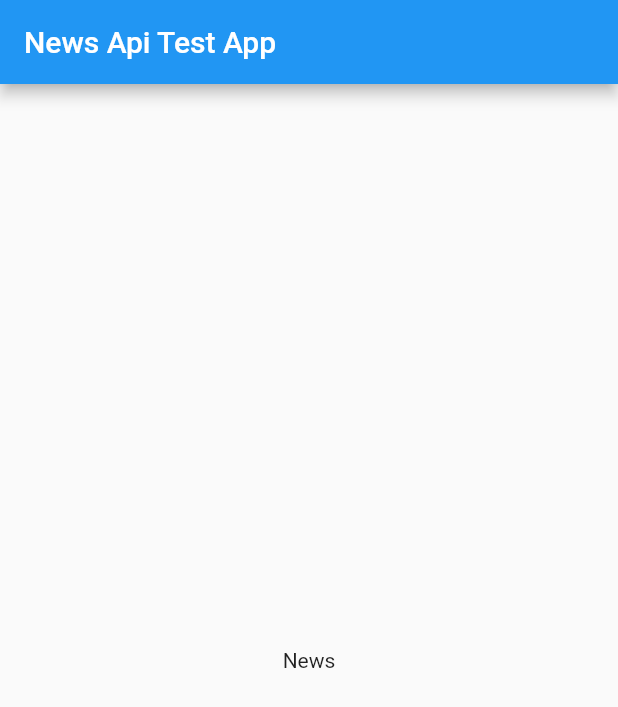
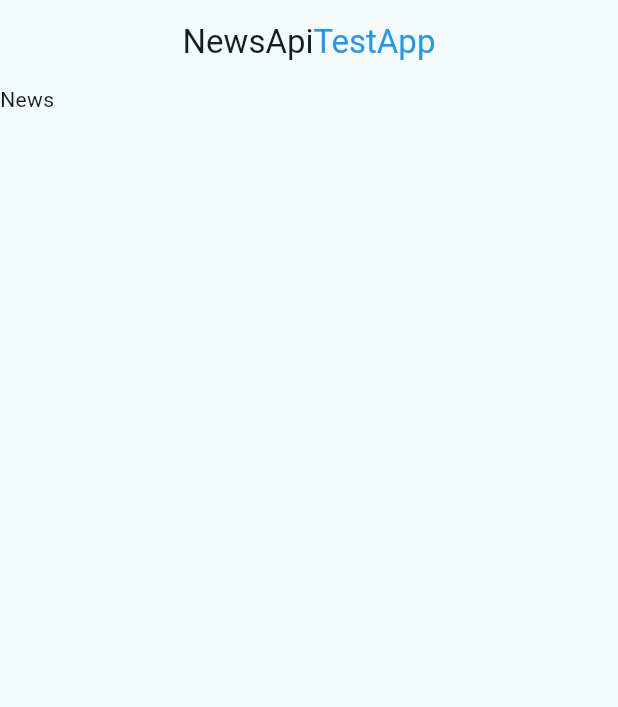
Before and after one commit to MrQuartzer/NewsapiTestApp, a Flutter app: the screen it shows after launch, on a phone screen of 412 x 824 dp. Shown: the top 707 px of the screen. Run offline on Flutter 3.47's test engine with Material 2 defaults, Android fonts, the phone set to English and light mode, and no system bars.

Commit message:
add pages

```diff
--- a/lib/Pages/home.dart
+++ b/lib/Pages/home.dart
@@ -11,10 +11,39 @@ class _HomeState extends State<Home> {
   @override
   Widget build(BuildContext context) {
     return Scaffold(
-      appBar: AppBar(title: Text('News Api Test App')),
-      body: Center(
-        child: Text('News'),
+      appBar: AppBar(
+        title: const Row(
+          mainAxisAlignment: MainAxisAlignment.center,
+          children: <Widget>[
+            Text('NewsApi'),
+            Text(
+              'TestApp',
+              style: TextStyle(color: Colors.blue),
+            )
+          ],
+        ),
+        centerTitle: true,
+        elevation: 0.0,
+      ),
+      body: Container(
+        child: const Text('News'),
       ),
     );
   }
 }
+
+class CategoryTitle extends StatelessWidget {
+  final imageUrl, categorieName;
+  const CategoryTitle({this.imageUrl, this.categorieName});
+
+  @override
+  Widget build(BuildContext context) {
+    return Container(
+      child: Stack(
+        children: <Widget>[
+            Image.network(imageUrl, width: 120, height: 60,),
+          ],
+      ),
+    );
+  }
+}
--- a/lib/main.dart
+++ b/lib/main.dart
@@ -11,12 +11,14 @@ class MyApp extends StatelessWidget {
   @override
   Widget build(BuildContext context) {
     return MaterialApp(
-      title: 'News Api Test Application',
+      title: 'NewsApi Test Application',
       debugShowCheckedModeBanner: false,
       theme: ThemeData(
-        primaryColor: Colors.white,
+        useMaterial3: true,
+        colorScheme: ColorScheme.fromSeed(seedColor: Colors.white)
+        // primaryColor: Colors.white,
       ),
-      home: Home(),
+      home: const Home(),
     );
   }
 }
```
Also changed, not shown: lib/Helper/data.dart (added).
